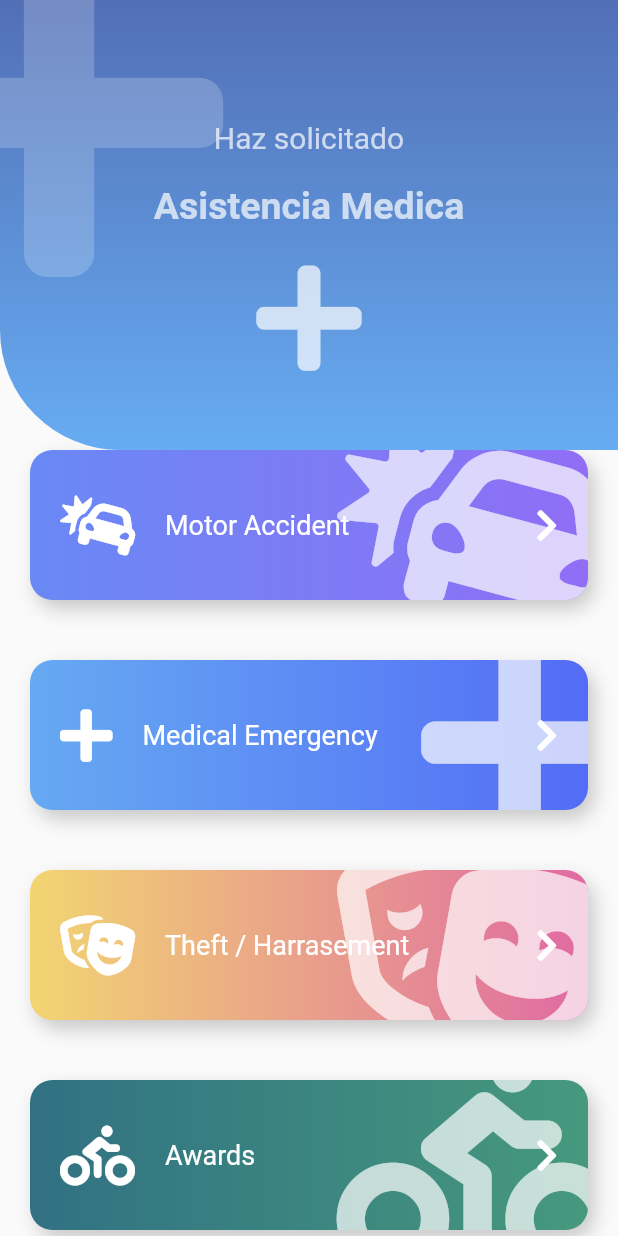
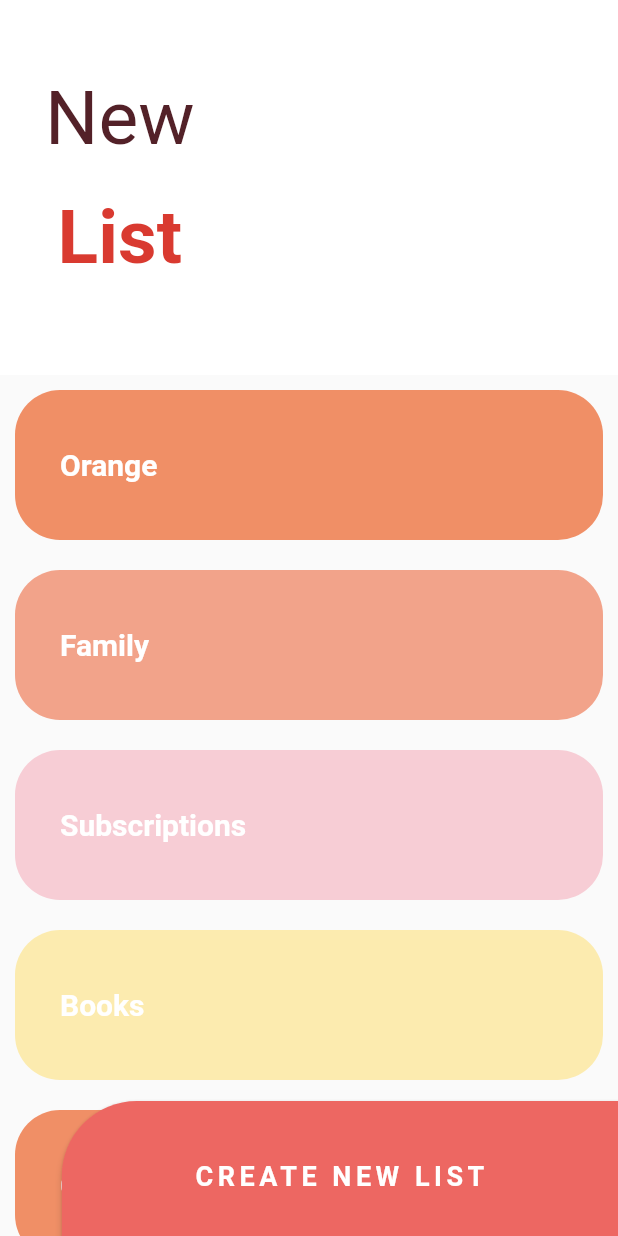
Before and after one commit to e-melara/diseno_app, a Flutter app: the screen it shows after launch, on a phone screen of 412 x 824 dp. Run offline on Flutter 3.47's test engine with Material 2 defaults, Android fonts, the phone set to English and light mode, and no system bars; our stand-ins replace flutter_svg, font_awesome_flutter.

Commit message:
Sliver List

```diff
--- a/lib/main.dart
+++ b/lib/main.dart
@@ -1,4 +1,3 @@
-import 'package:diseno_app/src/pages/emergency_page.dart';
 import 'package:flutter/material.dart';
 
 // import 'package:diseno_app/src/pages/animaciones_page.dart';
@@ -9,6 +8,8 @@ import 'package:flutter/material.dart';
 // import 'package:diseno_app/src/labs/slider_pages.dart';
 // import 'package:diseno_app/src/pages/slider_show.dart';
 // import 'package:diseno_app/src/pages/pinteres_page.dart';
+// import 'package:diseno_app/src/pages/emergency_page.dart';
+import 'package:diseno_app/src/pages/slider_list_page.dart';
 
 void main() => runApp(MyApp());
 
@@ -18,7 +19,7 @@ class MyApp extends StatelessWidget {
     return MaterialApp(
       debugShowCheckedModeBanner: false,
       title: 'Diseño app',
-      home: EmergencyPage(),
+      home: SliderListPage(),
     );
   }
 }
--- /dev/null
+++ b/lib/src/pages/slider_list_page.dart
@@ -0,0 +1,209 @@
+import 'package:flutter/material.dart';
+
+class SliderListPage extends StatelessWidget {
+  @override
+  Widget build(BuildContext context) {
+    return Scaffold(
+      body: Stack(
+        children: [
+          _MainScroll(),
+          Positioned(
+            bottom: -10.0,
+            right: 0.0,
+            child: _ButtonNewList(),
+          ),
+        ],
+      ),
+    );
+  }
+}
+
+class _ButtonNewList extends StatelessWidget {
+  @override
+  Widget build(BuildContext context) {
+    return ButtonTheme(
+      height: 100.0,
+      minWidth: MediaQuery.of(context).size.width * 0.9,
+      child: RaisedButton(
+        onPressed: () {},
+        color: Color(0xffed6762),
+        shape: RoundedRectangleBorder(
+          borderRadius: BorderRadius.only(topLeft: Radius.circular(50.0)),
+        ),
+        child: Text(
+          'CREATE NEW LIST',
+          style: TextStyle(
+            color: Colors.white,
+            fontSize: 18.0,
+            fontWeight: FontWeight.bold,
+            letterSpacing: 3.0,
+          ),
+        ),
+      ),
+    );
+  }
+}
+
+class _MainScroll extends StatelessWidget {
+  final List<_ListItem> items = <_ListItem>[
+    _ListItem('Orange', Color(0xffF08F66)),
+    _ListItem('Family', Color(0xffF2A38A)),
+    _ListItem('Subscriptions', Color(0xffF7CDD5)),
+    _ListItem('Books', Color(0xffFCEBAF)),
+    _ListItem('Orange', Color(0xffF08F66)),
+    _ListItem('Family', Color(0xffF2A38A)),
+    _ListItem('Subscriptions', Color(0xffF7CDD5)),
+    _ListItem('Books', Color(0xffFCEBAF)),
+    _ListItem('Orange', Color(0xffF08F66)),
+    _ListItem('Family', Color(0xffF2A38A)),
+    _ListItem('Subscriptions', Color(0xffF7CDD5)),
+    _ListItem('Books', Color(0xffFCEBAF)),
+    _ListItem('Orange', Color(0xffF08F66)),
+    _ListItem('Family', Color(0xffF2A38A)),
+    _ListItem('Subscriptions', Color(0xffF7CDD5)),
+    _ListItem('Books', Color(0xffFCEBAF)),
+  ];
+
+  @override
+  Widget build(BuildContext context) {
+    return CustomScrollView(
+      slivers: [
+        SliverPersistentHeader(
+          floating: true,
+          delegate: _SliverPersistentHeaderDelegate(
+            child: Container(
+              color: Colors.white,
+              alignment: Alignment.centerLeft,
+              child: _Titulo(),
+            ),
+            maxHeight: 250.0,
+            minHeight: 200.0,
+          ),
+        ),
+        SliverList(
+          delegate: SliverChildListDelegate([
+            ...items,
+            SizedBox(
+              height: 100.0,
+            )
+          ]),
+        ),
+      ],
+    );
+  }
+}
+
+class _SliverPersistentHeaderDelegate extends SliverPersistentHeaderDelegate {
+  final Widget child;
+  final double minHeight;
+  final double maxHeight;
+
+  _SliverPersistentHeaderDelegate({this.child, this.minHeight, this.maxHeight});
+
+  @override
+  Widget build(context, double shrinkOffset, bool overlapsContent) =>
+      SizedBox.expand(
+        child: child,
+      );
+
+  @override
+  double get maxExtent => this.maxHeight;
+
+  @override
+  double get minExtent => this.minHeight;
+
+  @override
+  bool shouldRebuild(SliverPersistentHeaderDelegate oldDelegate) {
+    return oldDelegate.maxExtent != this.maxHeight ||
+        oldDelegate.minExtent != this.minHeight;
+  }
+}
+
+// class _ListaTareas extends StatelessWidget {
+//   final List<_ListItem> items = <_ListItem>[
+//     _ListItem('Orange', Color(0xffF08F66)),
+//     _ListItem('Family', Color(0xffF2A38A)),
+//     _ListItem('Subscriptions', Color(0xffF7CDD5)),
+//     _ListItem('Books', Color(0xffFCEBAF)),
+//     _ListItem('Orange', Color(0xffF08F66)),
+//     _ListItem('Family', Color(0xffF2A38A)),
+//     _ListItem('Subscriptions', Color(0xffF7CDD5)),
+//     _ListItem('Books', Color(0xffFCEBAF)),
+//     _ListItem('Orange', Color(0xffF08F66)),
+//     _ListItem('Family', Color(0xffF2A38A)),
+//     _ListItem('Subscriptions', Color(0xffF7CDD5)),
+//     _ListItem('Books', Color(0xffFCEBAF)),
+//     _ListItem('Orange', Color(0xffF08F66)),
+//     _ListItem('Family', Color(0xffF2A38A)),
+//     _ListItem('Subscriptions', Color(0xffF7CDD5)),
+//     _ListItem('Books', Color(0xffFCEBAF)),
+//   ];
+//   @override
+//   Widget build(BuildContext context) {
+//     return ListView.builder(
+//       itemCount: items.length,
+//       itemBuilder: (context, index) => items[index],
+//     );
+//   }
+// }
+
+class _Titulo extends StatelessWidget {
+  @override
+  Widget build(BuildContext context) {
+    return Column(
+      children: [
+        SizedBox(height: 30.0),
+        Container(
+          margin: EdgeInsets.symmetric(horizontal: 30.0, vertical: 20.0),
+          child: Text(
+            'New',
+            style: TextStyle(color: Color(0xff532128), fontSize: 50.0),
+          ),
+        ),
+        Stack(
+          children: [
+            Container(
+              child: Text(
+                'List',
+                style: TextStyle(
+                  color: Color(0xffD93A30),
+                  fontSize: 50.0,
+                  fontWeight: FontWeight.bold,
+                ),
+              ),
+            )
+          ],
+        )
+      ],
+    );
+  }
+}
+
+class _ListItem extends StatelessWidget {
+  final String titulo;
+  final Color color;
+
+  const _ListItem(this.titulo, this.color);
+
+  @override
+  Widget build(BuildContext context) {
+    return Container(
+      height: 100.0,
+      margin: EdgeInsets.all(10.0),
+      decoration: BoxDecoration(
+        color: this.color,
+        borderRadius: BorderRadius.circular(30.0),
+      ),
+      padding: EdgeInsets.all(30.0),
+      alignment: Alignment.centerLeft,
+      child: Text(
+        this.titulo,
+        style: TextStyle(
+          fontSize: 20.0,
+          color: Colors.white,
+          fontWeight: FontWeight.bold,
+        ),
+      ),
+    );
+  }
+}
```
